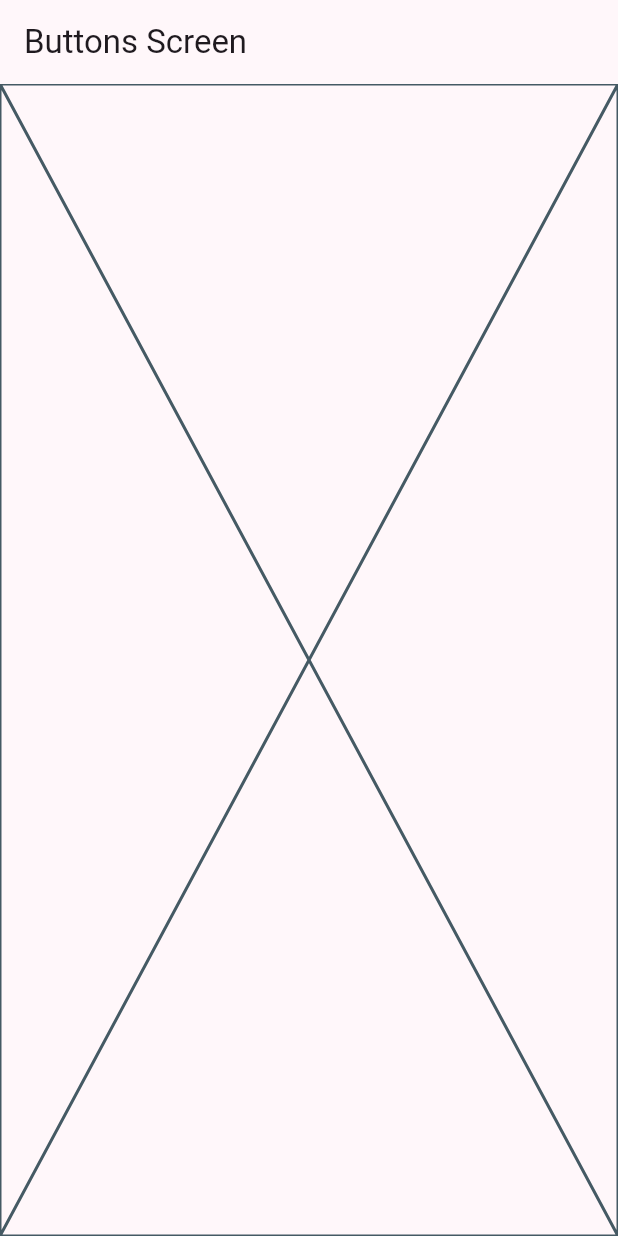
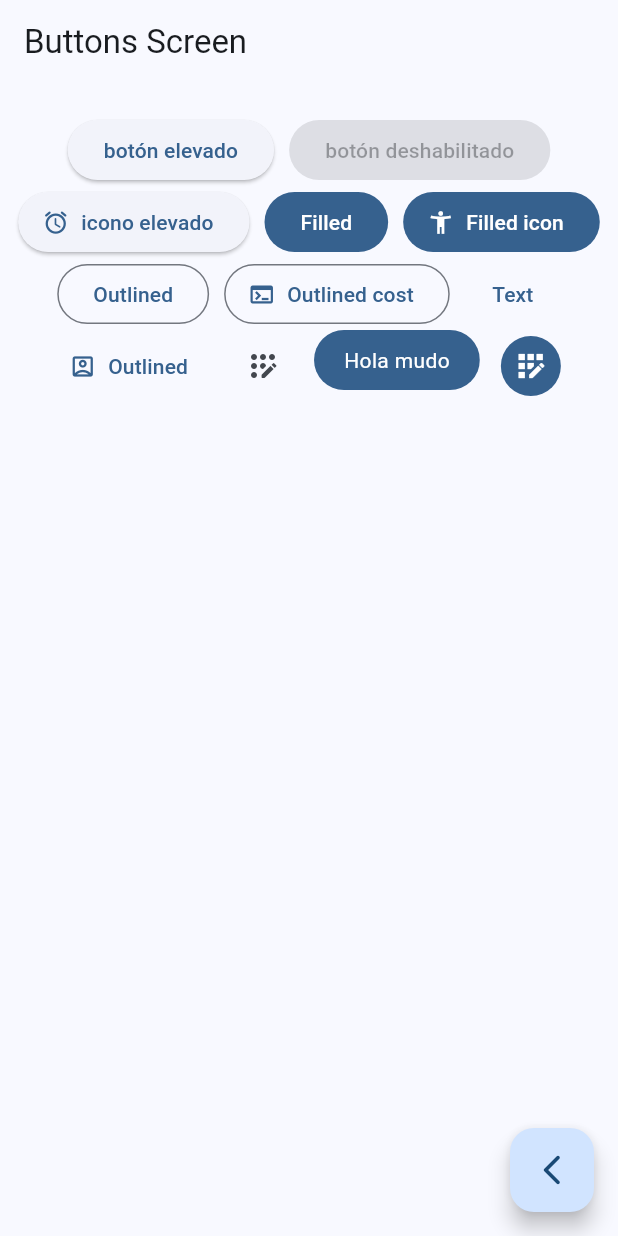
Before and after one commit to tecBogarin/witget_flutter, a Flutter app: the ButtonsScreen screen opened by its route, on a phone screen of 412 x 824 dp. Run offline on Flutter 3.47's test engine with Material 2 defaults, Android fonts, the phone set to English and light mode, and no system bars; our stand-ins replace go_router.

Commit message:
uso de botones

```diff
--- a/lib/config/router/app_router.dart
+++ b/lib/config/router/app_router.dart
@@ -1,6 +1,6 @@
 import 'package:flutter/material.dart';
 import 'package:go_router/go_router.dart';
-import 'package:widgets_app/presentation/screens/screens.dart';
+import 'package:widgets_app/screens/screens.dart';
 
 
 final GoRouter appRouter = GoRouter(
--- a/lib/main.dart
+++ b/lib/main.dart
@@ -4,6 +4,7 @@ import 'package:widgets_app/config/theme/app_theme.dart';
 
 void main() {
   runApp(const MainApp());
+
 }
 
 class MainApp extends StatelessWidget {
@@ -13,7 +14,7 @@ class MainApp extends StatelessWidget {
   Widget build(BuildContext context) {
     return MaterialApp.router(
       debugShowCheckedModeBanner: false,
-      theme: AppTheme(selectedColor: 4).getTheme(),
+      theme: AppTheme(selectedColor: 0).getTheme(),
       // home: const HomeScreen(),
       routerConfig: appRouter,
     );
--- a/lib/presentation/screens/buttons/buttons_screen.dart
+++ /dev/null
@@ -1,16 +0,0 @@
-import 'package:flutter/material.dart';
-
-class ButtonsScreen extends StatelessWidget {
-  static const String screenName = 'button_screen';
-  const ButtonsScreen({super.key});
-
-  @override
-  Widget build(BuildContext context) {
-    return Scaffold(
-      appBar: AppBar(
-        title: const Text('Buttons Screen'),
-      ),
-      body: const Placeholder(),
-    );
-  }
-}
--- a/lib/presentation/screens/screens.dart
+++ /dev/null
@@ -1,3 +0,0 @@
-export 'package:widgets_app/presentation/screens/buttons/buttons_screen.dart';
-export 'package:widgets_app/presentation/screens/cards/cards_screen.dart';
-export 'package:widgets_app/presentation/screens/home/home_screen.dart';
--- /dev/null
+++ b/lib/presentation/widgets/custom_button.dart
@@ -0,0 +1,27 @@
+import 'package:flutter/material.dart';
+
+class CustomButton extends StatelessWidget {
+  const CustomButton({super.key});
+
+  @override
+  Widget build(BuildContext context) {
+    final colors = Theme.of(context).colorScheme;
+    return ClipRRect(
+      borderRadius: BorderRadius.circular(20),
+      child: Material(
+        // color: Colors.blue,
+        color: colors.primary,
+        child: InkWell(
+          onTap: () {},
+          child: const Padding(
+            padding: EdgeInsets.symmetric(horizontal: 20, vertical: 10),
+            child: Text(
+              'Hola mudo',
+              style: TextStyle(color: Colors.white),
+            ),
+          ),
+        ),
+      ),
+    );
+  }
+}
--- /dev/null
+++ b/lib/screens/buttons/buttons_screen.dart
@@ -0,0 +1,77 @@
+import 'package:flutter/material.dart';
+import 'package:go_router/go_router.dart';
+import 'package:widgets_app/presentation/widgets/custom_button.dart';
+
+class ButtonsScreen extends StatelessWidget {
+  static const String screenName = 'button_screen';
+  const ButtonsScreen({super.key});
+
+  @override
+  Widget build(BuildContext context) {
+    return Scaffold(
+      appBar: AppBar(
+        title: const Text('Buttons Screen'),
+      ),
+      body: const _ButtonsView(),
+      floatingActionButton: FloatingActionButton(
+          onPressed: () {
+            context.pop();
+          },
+          child: const Icon(Icons.arrow_back_ios_new_rounded)),
+    );
+  }
+}
+
+class _ButtonsView extends StatelessWidget {
+  const _ButtonsView();
+
+  @override
+  Widget build(BuildContext context) {
+    final colors = Theme.of(context).colorScheme;
+    return SizedBox(
+        width: double.infinity,
+        child: Padding(
+          padding: const EdgeInsets.symmetric(horizontal: 10, vertical: 20),
+          child: Wrap(
+            spacing: 10,
+            alignment: WrapAlignment.center,
+            children: [
+              ElevatedButton(
+                  onPressed: () {}, child: const Text('botón elevado')),
+              const ElevatedButton(
+                  onPressed: null, child: Text('botón deshabilitado')),
+              ElevatedButton.icon(
+                  onPressed: () {},
+                  icon: const Icon(Icons.access_alarm_rounded),
+                  label: const Text('icono elevado')),
+              FilledButton(onPressed: () {}, child: const Text('Filled')),
+              FilledButton.icon(
+                  onPressed: () {},
+                  icon: const Icon(Icons.accessibility_new),
+                  label: const Text('Filled icon')),
+              OutlinedButton(onPressed: () {}, child: const Text('Outlined')),
+              OutlinedButton.icon(
+                  onPressed: () {},
+                  icon: const Icon(Icons.terminal),
+                  label: const Text('Outlined cost')),
+              TextButton(onPressed: () {}, child: const Text('Text')),
+              TextButton.icon(
+                  onPressed: () {},
+                  icon: const Icon(Icons.account_box_outlined),
+                  label: const Text('Outlined')),
+              IconButton(
+                  onPressed: () {},
+                  icon: const Icon(Icons.app_registration_rounded)),
+              const CustomButton(),
+              IconButton(
+                onPressed: () {},
+                icon: const Icon(Icons.app_registration_outlined),
+                style: ButtonStyle(
+                    backgroundColor: MaterialStatePropertyAll(colors.primary),
+                    iconColor: const MaterialStatePropertyAll(Colors.white)),
+              ),
+            ],
+          ),
+        ));
+  }
+}
--- /dev/null
+++ b/lib/screens/screens.dart
@@ -0,0 +1,3 @@
+export 'package:widgets_app/screens/buttons/buttons_screen.dart';
+export 'package:widgets_app/screens/cards/cards_screen.dart';
+export 'package:widgets_app/screens/home/home_screen.dart';
```
Also changed, not shown: lib/screens/cards/cards_screen.dart (renamed from lib/presentation/screens/cards/cards_screen.dart), lib/screens/home/home_screen.dart (renamed from lib/presentation/screens/home/home_screen.dart).
